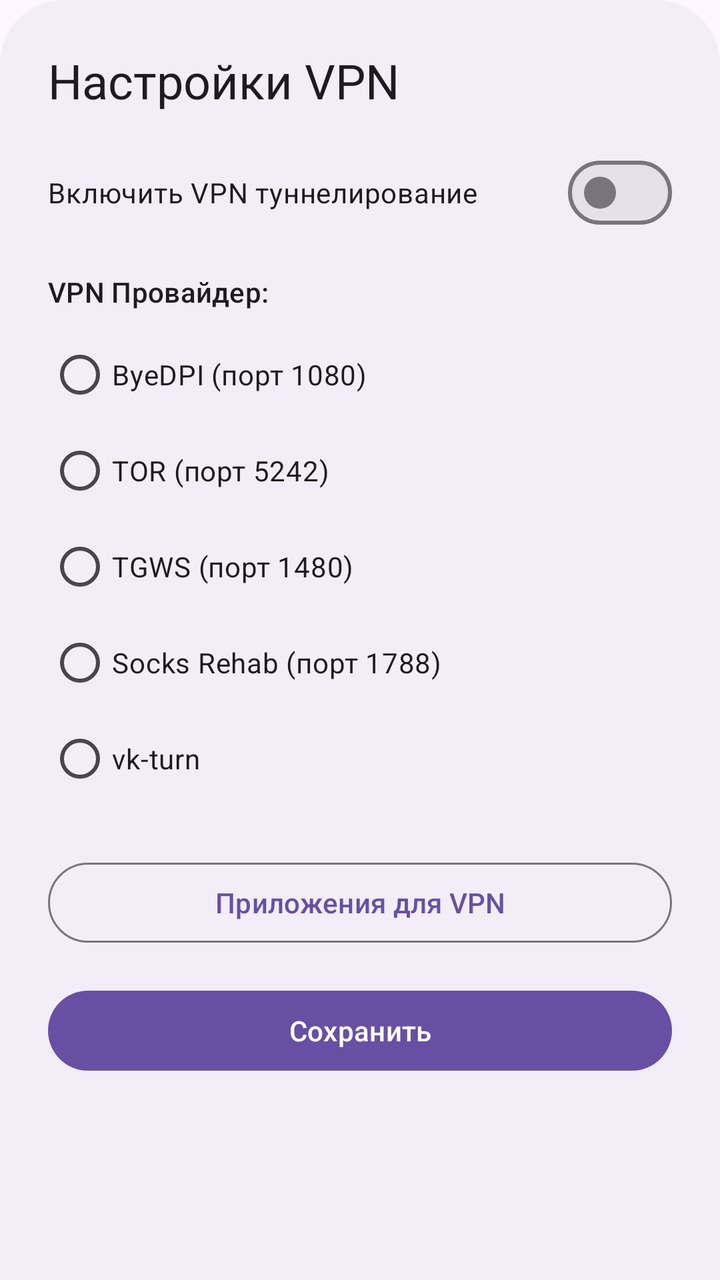
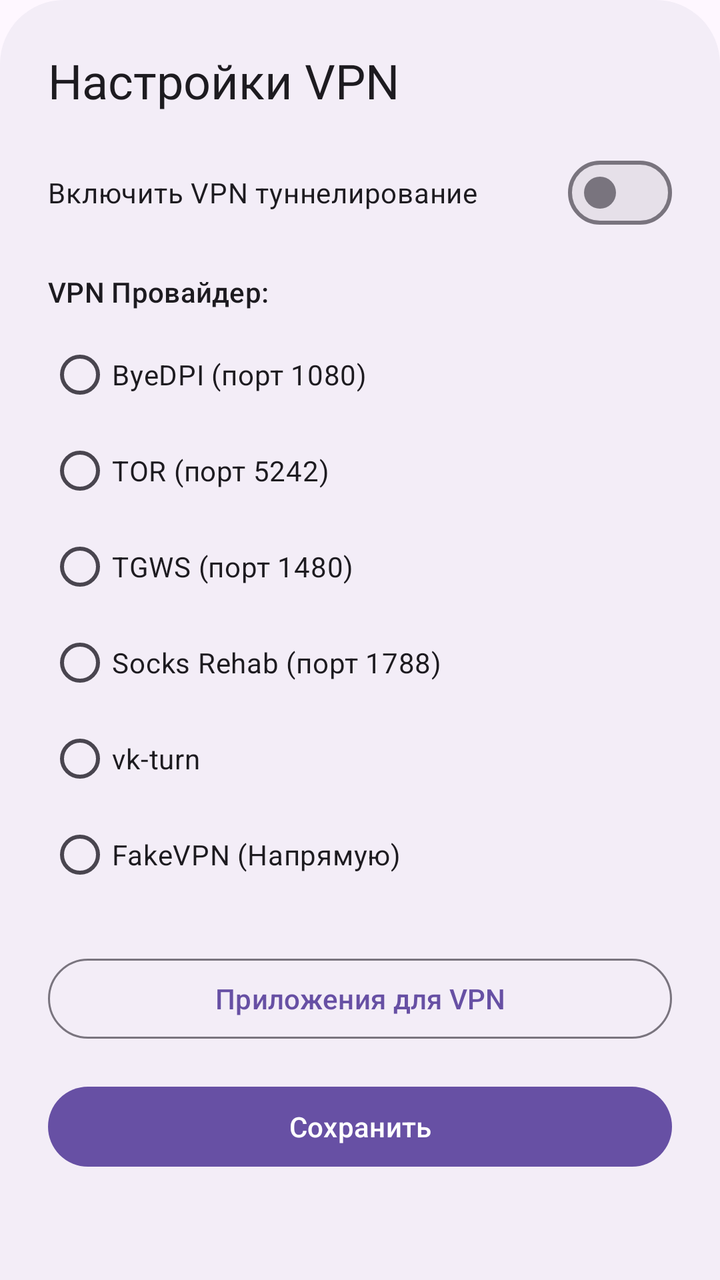

The first picture is an Android layout as it rendered before a commit; the second is the same layout after the commit. The layout source and the unified diff follow.
<!-- AndroidManifest.xml: application theme DefaultTheme -->
<!-- res/layout/vpn_bottom_sheet.xml -->
<?xml version="1.0" encoding="utf-8"?>
<androidx.core.widget.NestedScrollView xmlns:android="http://schemas.android.com/apk/res/android"
    android:layout_width="match_parent"
    android:layout_height="match_parent"
    android:background="@drawable/bottom_sheet_rounded"
    android:fillViewport="true">

    <LinearLayout
        android:layout_width="match_parent"
        android:layout_height="wrap_content"
        android:orientation="vertical"
        android:padding="24dp">

        <TextView
            android:layout_width="wrap_content"
            android:layout_height="wrap_content"
            android:text="Настройки VPN"
            android:textAppearance="@style/TextAppearance.Material3.HeadlineSmall"
            android:layout_marginBottom="16dp" />

        <com.google.android.material.materialswitch.MaterialSwitch
            android:id="@+id/swVpnEnabled"
            android:layout_width="match_parent"
            android:layout_height="wrap_content"
            android:text="Включить VPN туннелирование"
            android:layout_marginBottom="16dp" />

        <TextView
            android:layout_width="wrap_content"
            android:layout_height="wrap_content"
            android:text="VPN Провайдер:"
            android:textAppearance="@style/TextAppearance.Material3.LabelLarge"
            android:layout_marginBottom="8dp" />

        <RadioGroup
            android:id="@+id/rgVpnProvider"
            android:layout_width="match_parent"
            android:layout_height="wrap_content"
            android:layout_marginBottom="16dp">

            <RadioButton
                android:id="@+id/rbByedpi"
                android:layout_width="match_parent"
                android:layout_height="wrap_content"
                android:text="ByeDPI (порт 1080)" />

            <RadioButton
                android:id="@+id/rbTor"
                android:layout_width="match_parent"
                android:layout_height="wrap_content"
                android:text="TOR (порт 5242)" />

            <RadioButton
                android:id="@+id/rbTgws"
                android:layout_width="match_parent"
                android:layout_height="wrap_content"
                android:text="TGWS (порт 1480)" />

            <RadioButton
                android:id="@+id/rbRehab"
                android:layout_width="match_parent"
                android:layout_height="wrap_content"
                android:text="Socks Rehab (порт 1788)" />

            <RadioButton
                android:id="@+id/rbTurnProxy"
                android:layout_width="match_parent"
                android:layout_height="wrap_content"
                android:text="vk-turn" />
        </RadioGroup>

        <Button
            android:id="@+id/btnApps"
            style="?attr/materialButtonOutlinedStyle"
            android:layout_width="match_parent"
            android:layout_height="wrap_content"
            android:layout_marginTop="8dp"
            android:text="Приложения для VPN" />

        <Button
            android:id="@+id/btnSave"
            android:layout_width="match_parent"
            android:layout_height="wrap_content"
            android:layout_marginTop="16dp"
            android:text="Сохранить" />

    </LinearLayout>
</androidx.core.widget.NestedScrollView>
<!-- resources referenced by this layout -->
<resources>
  <!-- drawable bottom_sheet_rounded (drawable) -->
  <?xml version="1.0" encoding="utf-8"?>
  <shape xmlns:android="http://schemas.android.com/apk/res/android"
      android:shape="rectangle">
      <solid android:color="?attr/colorSurfaceContainer" />
      <corners
          android:topLeftRadius="32dp"
          android:topRightRadius="32dp"
          android:bottomLeftRadius="0dp"
          android:bottomRightRadius="0dp" />
  </shape>
  <style name="DefaultTheme" parent="Theme.Material3.DayNight.NoActionBar">
          <item name="preferenceTheme">@style/PrefsTheme</item>
      </style>
  <style name="PrefsTheme" parent="PreferenceThemeOverlay">
          <item name="android:layout">@layout/fragment_settings</item>
      </style>
</resources>

<!-- the commit's change to res/layout/vpn_bottom_sheet.xml (unified diff, before → after) -->
@@ -67,6 +67,12 @@
                 android:layout_width="match_parent"
                 android:layout_height="wrap_content"
                 android:text="vk-turn" />
+                
+            <RadioButton
+                android:id="@+id/rbFakeVpn"
+                android:layout_width="match_parent"
+                android:layout_height="wrap_content"
+                android:text="FakeVPN (Напрямую)" />
         </RadioGroup>
 
         <Button
